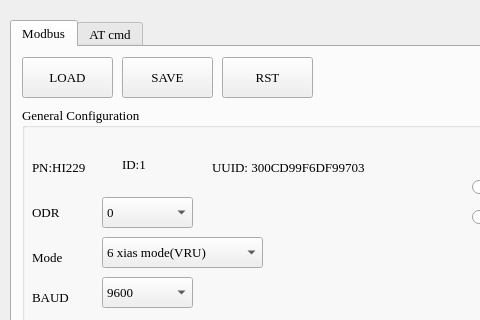
This is CHCenter/chsettingform.ui in dongFangTuring/CHCenter as Qt 5 draws it before an edit; both pictures show x 0 to 480 and y 0 to 320 of the 800 by 700 pixel window. The edited form follows.
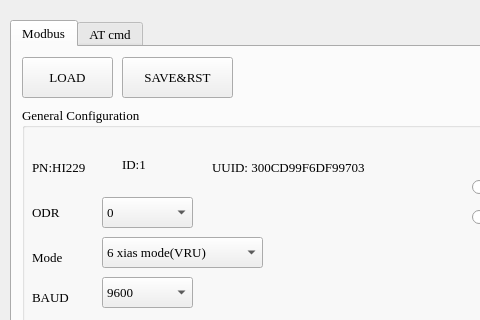
This is the edited form. Icons and pictures are not drawn.

What changed in the file:
```diff
--- a/CHCenter/chsettingform.ui
+++ b/CHCenter/chsettingform.ui
@@ -59,12 +59,12 @@
       <rect>
        <x>110</x>
        <y>10</y>
-       <width>91</width>
+       <width>111</width>
        <height>41</height>
       </rect>
      </property>
      <property name="text">
-      <string>SAVE</string>
+      <string>SAVE&amp;&amp;RST</string>
      </property>
     </widget>
     <widget class="Line" name="line_2">
@@ -366,19 +366,6 @@
       </property>
      </widget>
     </widget>
-    <widget class="QPushButton" name="pushButton_3">
-     <property name="geometry">
-      <rect>
-       <x>210</x>
-       <y>10</y>
-       <width>91</width>
-       <height>41</height>
-      </rect>
-     </property>
-     <property name="text">
-      <string>RST</string>
-     </property>
-    </widget>
    </widget>
    <widget class="QWidget" name="tab_2">
     <attribute name="title">
```
